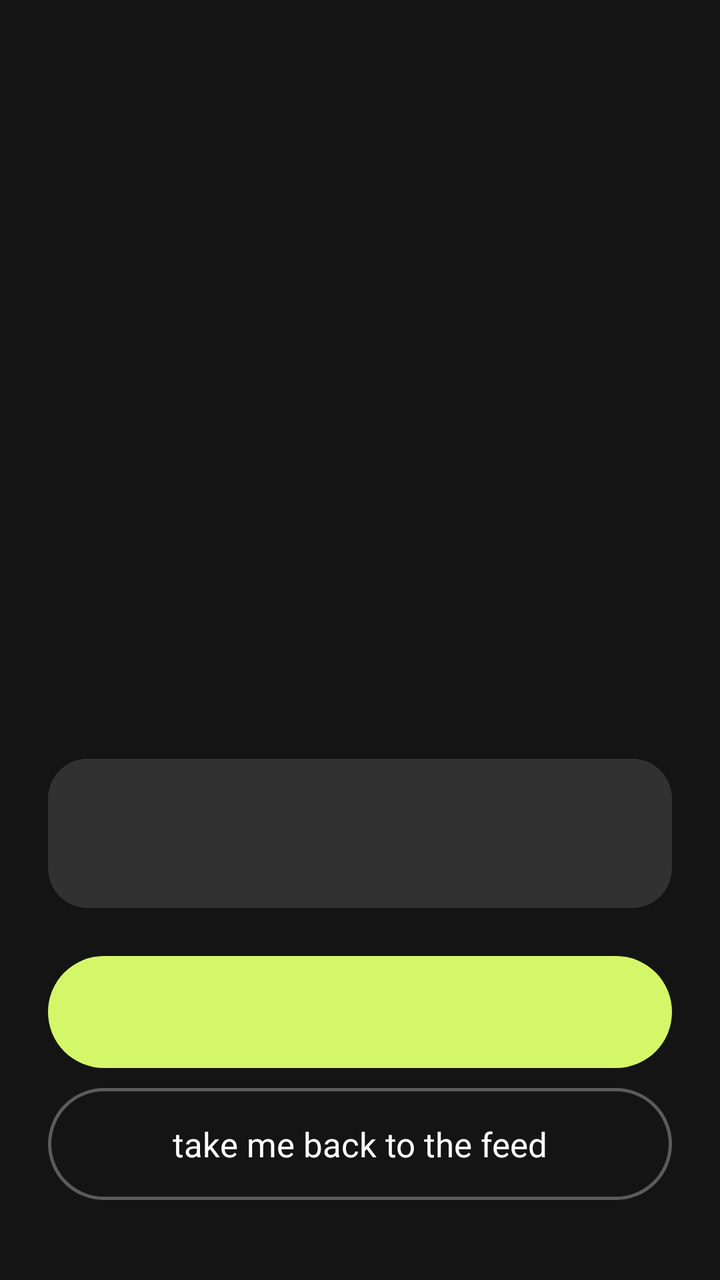
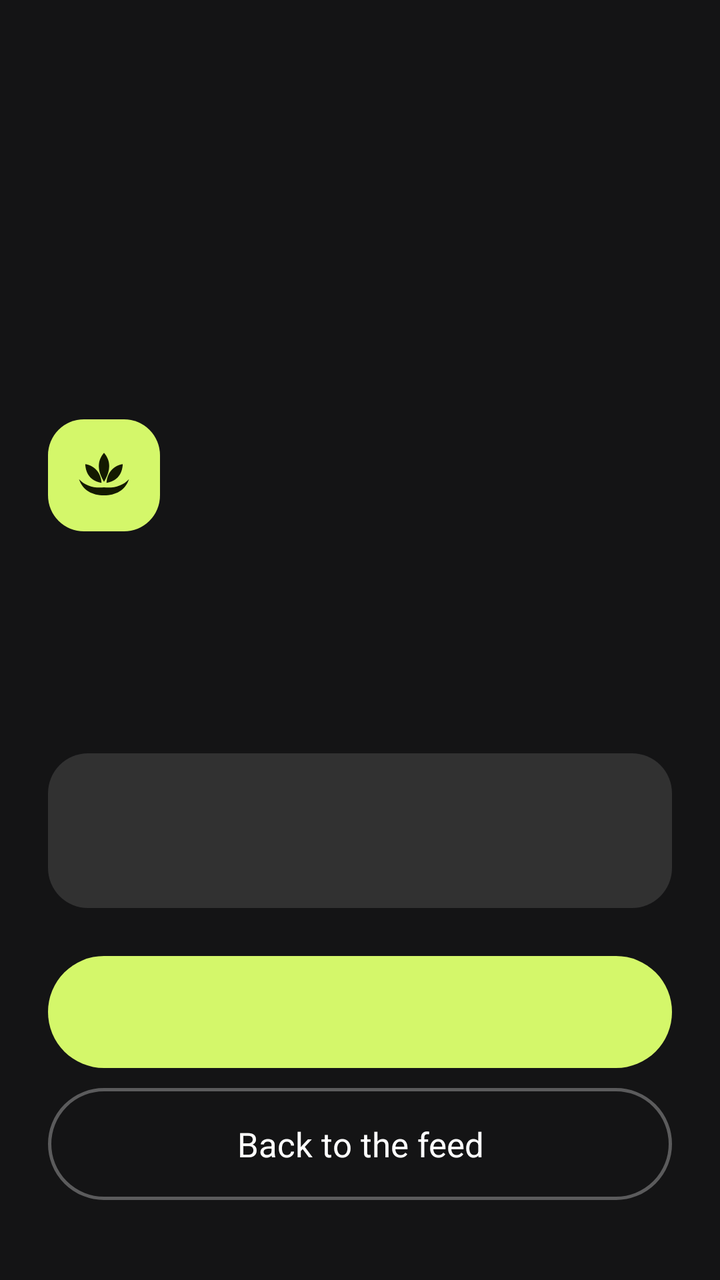

Compare the two renders of this Android layout. The source of the first and the diff that turns it into the second are given below.
<!-- AndroidManifest.xml: application theme Theme.Pratyahara -->
<!-- res/layout/overlay_block.xml -->
<?xml version="1.0" encoding="utf-8"?>
<FrameLayout xmlns:android="http://schemas.android.com/apk/res/android"
    android:layout_width="match_parent"
    android:layout_height="match_parent"
    android:background="@color/overlay_bg"
    android:clickable="true"
    android:focusable="false">

    <LinearLayout
        android:id="@+id/card"
        android:layout_width="match_parent"
        android:layout_height="wrap_content"
        android:layout_gravity="bottom"
        android:orientation="vertical"
        android:paddingStart="24dp"
        android:paddingTop="24dp"
        android:paddingEnd="24dp"
        android:paddingBottom="40dp">

        <TextView
            android:id="@+id/emoji"
            android:layout_width="wrap_content"
            android:layout_height="wrap_content"
            android:textSize="56sp" />

        <TextView
            android:id="@+id/title"
            android:layout_width="match_parent"
            android:layout_height="wrap_content"
            android:layout_marginTop="12dp"
            android:fontFamily="sans-serif-black"
            android:letterSpacing="-0.02"
            android:lineSpacingMultiplier="0.95"
            android:textColor="@color/overlay_text"
            android:textSize="32sp" />

        <TextView
            android:id="@+id/body"
            android:layout_width="match_parent"
            android:layout_height="wrap_content"
            android:layout_marginTop="12dp"
            android:lineSpacingMultiplier="1.15"
            android:textColor="@color/overlay_text_muted"
            android:textSize="17sp" />

        <LinearLayout
            android:id="@+id/quote_card"
            android:layout_width="match_parent"
            android:layout_height="wrap_content"
            android:layout_marginTop="24dp"
            android:background="@drawable/overlay_quote"
            android:orientation="vertical"
            android:padding="16dp">

            <TextView
                android:id="@+id/quote"
                android:layout_width="match_parent"
                android:layout_height="wrap_content"
                android:lineSpacingMultiplier="1.1"
                android:textColor="@color/overlay_text"
                android:textSize="15sp" />

            <TextView
                android:id="@+id/quote_source"
                android:layout_width="match_parent"
                android:layout_height="wrap_content"
                android:layout_marginTop="6dp"
                android:textColor="@color/lime"
                android:textSize="12sp" />
        </LinearLayout>

        <TextView
            android:id="@+id/primary"
            android:layout_width="match_parent"
            android:layout_height="wrap_content"
            android:layout_marginTop="24dp"
            android:background="@drawable/overlay_button_primary"
            android:fontFamily="sans-serif-medium"
            android:gravity="center"
            android:minHeight="56dp"
            android:paddingStart="16dp"
            android:paddingEnd="16dp"
            android:textColor="@color/on_lime"
            android:textSize="17sp"
            android:textStyle="bold" />

        <TextView
            android:id="@+id/secondary"
            android:layout_width="match_parent"
            android:layout_height="wrap_content"
            android:layout_marginTop="10dp"
            android:background="@drawable/overlay_button_secondary"
            android:gravity="center"
            android:minHeight="56dp"
            android:text="@string/overlay_back"
            android:textColor="@color/overlay_text"
            android:textSize="17sp" />
    </LinearLayout>
</FrameLayout>
<!-- resources referenced by this layout -->
<resources>
  <color name="lime">#D4F76A</color>
  <color name="on_lime">#141A00</color>
  <color name="overlay_bg">#F70D0D0F</color>
  <color name="overlay_text">#FFFFFFFF</color>
  <color name="overlay_text_muted">#B3FFFFFF</color>
  <!-- drawable overlay_button_primary (drawable) -->
  <?xml version="1.0" encoding="utf-8"?>
  <shape xmlns:android="http://schemas.android.com/apk/res/android" android:shape="rectangle">
      <solid android:color="@color/lime" />
      <corners android:radius="28dp" />
  </shape>
  <!-- drawable overlay_button_secondary (drawable) -->
  <?xml version="1.0" encoding="utf-8"?>
  <shape xmlns:android="http://schemas.android.com/apk/res/android" android:shape="rectangle">
      <solid android:color="@android:color/transparent" />
      <stroke android:width="1.5dp" android:color="@color/overlay_outline" />
      <corners android:radius="28dp" />
  </shape>
  <!-- drawable overlay_quote (drawable) -->
  <?xml version="1.0" encoding="utf-8"?>
  <shape xmlns:android="http://schemas.android.com/apk/res/android" android:shape="rectangle">
      <solid android:color="@color/overlay_card" />
      <corners android:radius="20dp" />
  </shape>
  <string name="overlay_back">take me back to the feed</string>
  <style name="Theme.Pratyahara" parent="android:Theme.Material.Light.NoActionBar">
          <item name="android:windowBackground">@color/surface</item>
          <item name="android:statusBarColor">@android:color/transparent</item>
          <item name="android:navigationBarColor">@android:color/transparent</item>
      </style>
  <color name="overlay_outline">#4DFFFFFF</color>
  <color name="overlay_card">#1FFFFFFF</color>
  <color name="surface">#F5F4EF</color>
</resources>

<!-- the commit's change to res/layout/overlay_block.xml (unified diff, before → after) -->
@@ -17,11 +17,15 @@
         android:paddingEnd="24dp"
         android:paddingBottom="40dp">
 
-        <TextView
-            android:id="@+id/emoji"
-            android:layout_width="wrap_content"
-            android:layout_height="wrap_content"
-            android:textSize="56sp" />
+        <ImageView
+            android:id="@+id/icon"
+            android:layout_width="56dp"
+            android:layout_height="56dp"
+            android:background="@drawable/overlay_icon_bg"
+            android:contentDescription="@null"
+            android:padding="13dp"
+            android:src="@drawable/ic_lotus"
+            android:tint="@color/on_lime" />
 
         <TextView
             android:id="@+id/title"
@@ -32,7 +36,7 @@
             android:letterSpacing="-0.02"
             android:lineSpacingMultiplier="0.95"
             android:textColor="@color/overlay_text"
-            android:textSize="32sp" />
+            android:textSize="30sp" />
 
         <TextView
             android:id="@+id/body"
@@ -58,7 +62,7 @@
                 android:layout_height="wrap_content"
                 android:lineSpacingMultiplier="1.1"
                 android:textColor="@color/overlay_text"
-                android:textSize="15sp" />
+                android:textSize="16sp" />
 
             <TextView
                 android:id="@+id/quote_source"
@@ -66,7 +70,7 @@
                 android:layout_height="wrap_content"
                 android:layout_marginTop="6dp"
                 android:textColor="@color/lime"
-                android:textSize="12sp" />
+                android:textSize="13sp" />
         </LinearLayout>
 
         <TextView
<!-- resource entries referenced after the edit -->
@@ -5,6 +5,16 @@
   <color name="overlay_bg">#F70D0D0F</color>
   <color name="overlay_text">#FFFFFFFF</color>
   <color name="overlay_text_muted">#B3FFFFFF</color>
+  <!-- drawable ic_lotus (drawable) -->
+  <?xml version="1.0" encoding="utf-8"?>
+  <vector xmlns:android="http://schemas.android.com/apk/res/android"
+      android:width="24dp" android:height="24dp"
+      android:viewportWidth="24" android:viewportHeight="24">
+      <path android:fillColor="#FFFFFFFF" android:pathData="M12,3 C14.4,5.8 15.1,9.4 12,14.6 C8.9,9.4 9.6,5.8 12,3 Z" />
+      <path android:fillColor="#FFFFFFFF" android:pathData="M4.5,7.5 C8.2,8.1 10.8,11 11,15 C7.3,14.4 4.7,12 4.5,7.5 Z" />
+      <path android:fillColor="#FFFFFFFF" android:pathData="M19.5,7.5 C15.8,8.1 13.2,11 13,15 C16.7,14.4 19.3,12 19.5,7.5 Z" />
+      <path android:fillColor="#FFFFFFFF" android:pathData="M2,13.5 C4.5,16.2 8,17.2 12,16.8 C16,17.2 19.5,16.2 22,13.5 C20.5,18 16.6,20 12,20 C7.4,20 3.5,18 2,13.5 Z" />
+  </vector>
   <!-- drawable overlay_button_primary (drawable) -->
   <?xml version="1.0" encoding="utf-8"?>
   <shape xmlns:android="http://schemas.android.com/apk/res/android" android:shape="rectangle">
@@ -18,13 +28,19 @@
       <stroke android:width="1.5dp" android:color="@color/overlay_outline" />
       <corners android:radius="28dp" />
   </shape>
+  <!-- drawable overlay_icon_bg (drawable) -->
+  <?xml version="1.0" encoding="utf-8"?>
+  <shape xmlns:android="http://schemas.android.com/apk/res/android" android:shape="rectangle">
+      <solid android:color="@color/lime" />
+      <corners android:radius="18dp" />
+  </shape>
   <!-- drawable overlay_quote (drawable) -->
   <?xml version="1.0" encoding="utf-8"?>
   <shape xmlns:android="http://schemas.android.com/apk/res/android" android:shape="rectangle">
       <solid android:color="@color/overlay_card" />
       <corners android:radius="20dp" />
   </shape>
-  <string name="overlay_back">take me back to the feed</string>
+  <string name="overlay_back">Back to the feed</string>
   <style name="Theme.Pratyahara" parent="android:Theme.Material.Light.NoActionBar">
           <item name="android:windowBackground">@color/surface</item>
           <item name="android:statusBarColor">@android:color/transparent</item>
